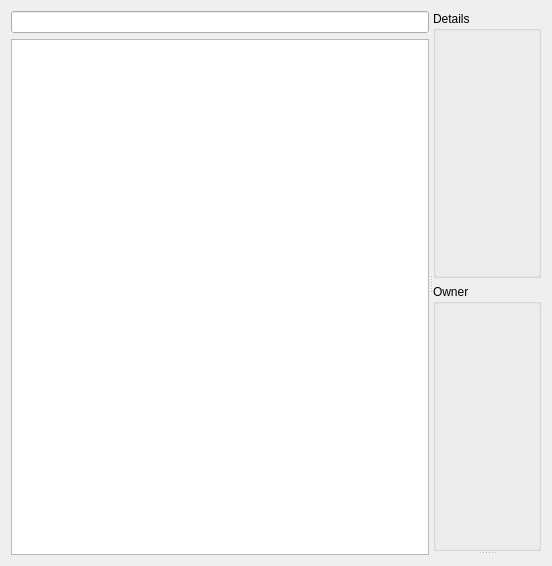
Qt form src/ui/resourcemanagement.ui (KDE/incidenceeditor) before a commit.
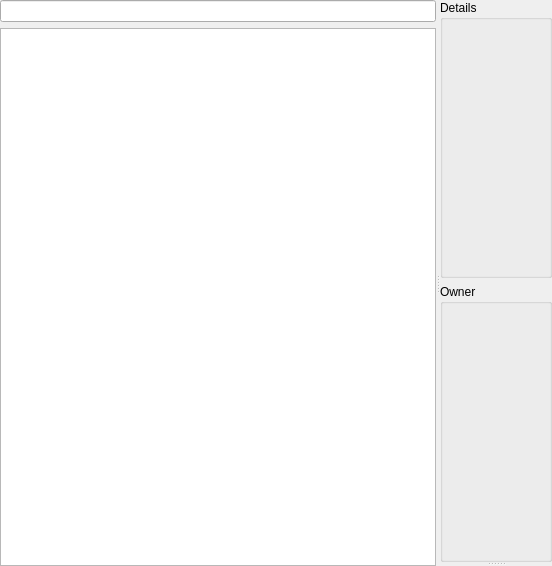
The same form after that commit. Custom widgets are drawn as their Qt base class.

Commit message: Remove duplicate margin

```diff
--- a/src/ui/resourcemanagement.ui
+++ b/src/ui/resourcemanagement.ui
@@ -11,12 +11,24 @@
    </rect>
   </property>
   <layout class="QVBoxLayout" name="verticalLayout_5">
+   <property name="leftMargin">
+    <number>0</number>
+   </property>
+   <property name="topMargin">
+    <number>0</number>
+   </property>
+   <property name="rightMargin">
+    <number>0</number>
+   </property>
+   <property name="bottomMargin">
+    <number>0</number>
+   </property>
    <item>
     <widget class="QSplitter" name="splitter_2">
      <property name="orientation">
       <enum>Qt::Horizontal</enum>
      </property>
-     <widget class="QWidget" name="">
+     <widget class="QWidget" name="layoutWidget">
       <layout class="QVBoxLayout" name="verticalLayout">
        <item>
         <widget class="KLineEdit" name="resourceSearch">
@@ -41,7 +53,7 @@
       <property name="orientation">
        <enum>Qt::Vertical</enum>
       </property>
-      <widget class="QWidget" name="">
+      <widget class="QWidget" name="layoutWidget">
        <layout class="QVBoxLayout" name="verticalLayout_3">
         <item>
          <widget class="QGroupBox" name="groupDetails">
@@ -78,7 +90,7 @@
         </item>
        </layout>
       </widget>
-      <widget class="QWidget" name="">
+      <widget class="QWidget" name="layoutWidget">
        <layout class="QHBoxLayout" name="resourceCalender">
         <property name="sizeConstraint">
          <enum>QLayout::SetDefaultConstraint</enum>
```
